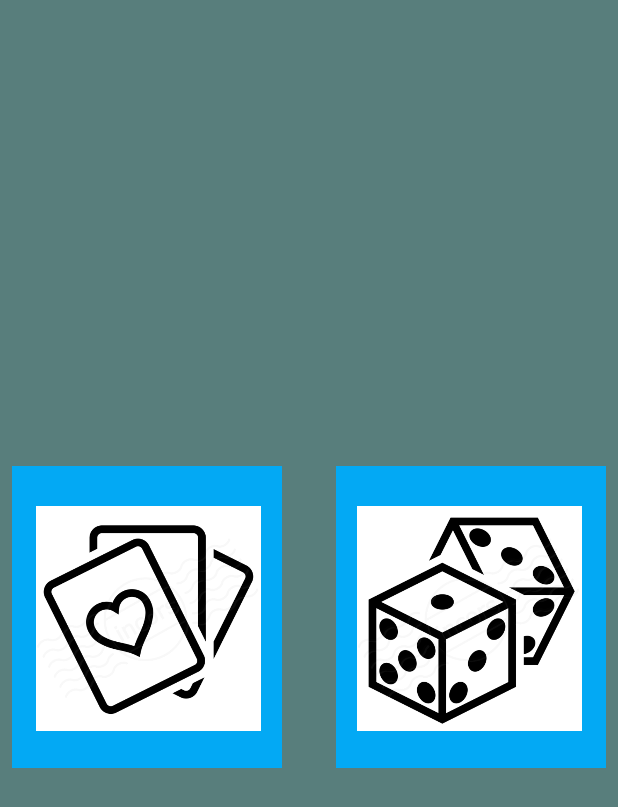
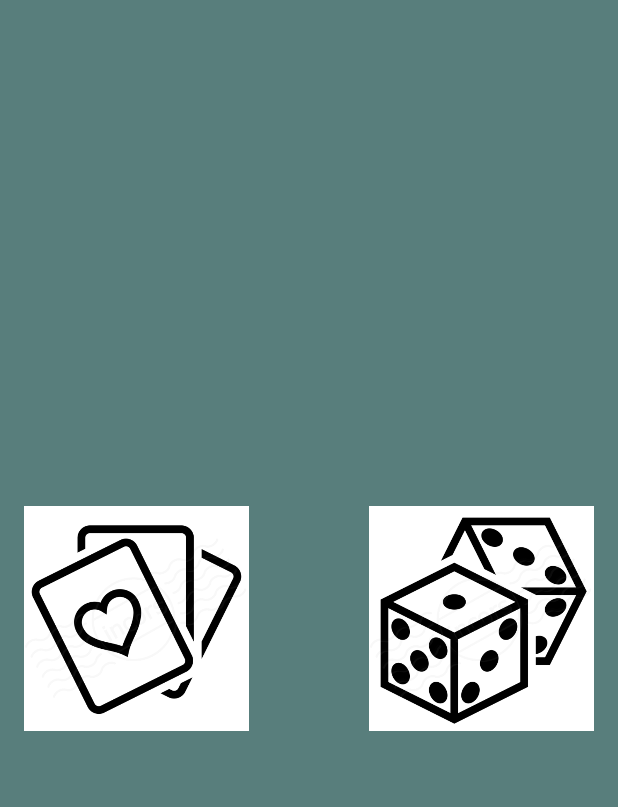
Before and after one commit to IceIceBB/Icebreakers, an Android app: the layout fragment_tools.xml on its own in the app's theme, with its tools: preview values and no code run, on a phone screen of 412 x 824 dp. Shown: the top 807 px of the screen. Run offline under Robolectric (Android 15) with nearby library versions, the phone set to English and light mode, and no system bars.

Commit message:
modified the questions activity and tools activity landscape

```diff
--- a/IceIceBB/app/src/main/res/layout/fragment_tools.xml
+++ b/IceIceBB/app/src/main/res/layout/fragment_tools.xml
@@ -7,69 +7,32 @@
                                              tools:context="com.example.lmont.iceicebb.Fragments.ToolsFragment">
 
 
-
-
-
     <Button
         android:id="@+id/cardToolButton"
         android:layout_width="150dp"
         android:layout_height="150dp"
-        android:layout_centerInParent="true"
-        android:layout_weight="8"
         android:background="@drawable/playing_cards_icon"
         android:elevation="2dp"
+        android:layout_marginTop="16dp"
+        app:layout_constraintTop_toTopOf="parent"
         app:layout_constraintBottom_toBottomOf="parent"
         android:layout_marginBottom="16dp"
-        android:layout_marginTop="16dp"
-        app:layout_constraintTop_toTopOf="parent"
-        android:layout_marginStart="24dp"
+        android:layout_marginStart="16dp"
         app:layout_constraintLeft_toLeftOf="parent"
-        android:layout_marginLeft="24dp"/>
-
+        android:layout_marginLeft="16dp"
+        />
 
     <Button
         android:id="@+id/diceToolButton"
         android:layout_width="150dp"
         android:layout_height="150dp"
-        android:layout_centerInParent="true"
         android:background="@drawable/dice_icon"
         android:elevation="2dp"
         android:layout_marginTop="16dp"
         app:layout_constraintTop_toTopOf="parent"
         app:layout_constraintBottom_toBottomOf="parent"
         android:layout_marginBottom="16dp"
-        android:layout_marginEnd="24dp"
+        android:layout_marginEnd="16dp"
         app:layout_constraintRight_toRightOf="parent"
-        android:layout_marginRight="24dp"/>
-
-    <TextView
-        android:layout_width="180dp"
-        android:layout_height="201dp"
-        android:id="@+id/card_background"
-        android:background="@color/colorPrimary"
-        app:layout_constraintLeft_toLeftOf="parent"
-        android:layout_marginStart="8dp"
-        android:layout_marginLeft="8dp"
-        android:layout_marginEnd="8dp"
-        app:layout_constraintRight_toRightOf="parent"
-        android:layout_marginRight="8dp"
-        app:layout_constraintHorizontal_bias="1.0"
-        app:layout_constraintBottom_toBottomOf="@+id/diceToolButton"
-        app:layout_constraintTop_toTopOf="@+id/diceToolButton"
-        app:layout_constraintVertical_bias="0.52"/>
-    <TextView
-        android:layout_width="180dp"
-        android:layout_height="201dp"
-        android:id="@+id/dice_background"
-        android:background="@color/colorPrimary"
-        app:layout_constraintLeft_toLeftOf="parent"
-        android:layout_marginStart="8dp"
-        android:layout_marginLeft="8dp"
-        android:layout_marginEnd="8dp"
-        app:layout_constraintRight_toRightOf="parent"
-        android:layout_marginRight="8dp"
-        app:layout_constraintHorizontal_bias="0.0"
-        app:layout_constraintBottom_toBottomOf="@+id/diceToolButton"
-        app:layout_constraintTop_toTopOf="@+id/diceToolButton"
-        app:layout_constraintVertical_bias="0.52"/>
+        android:layout_marginRight="16dp"/>
 </android.support.constraint.ConstraintLayout>
```
Also changed, not shown: IceIceBB/app/src/main/res/layout/fragment_feeling_lucky.xml (+40 -25 lines). Lines whose indentation alone changed are shown as unchanged.
